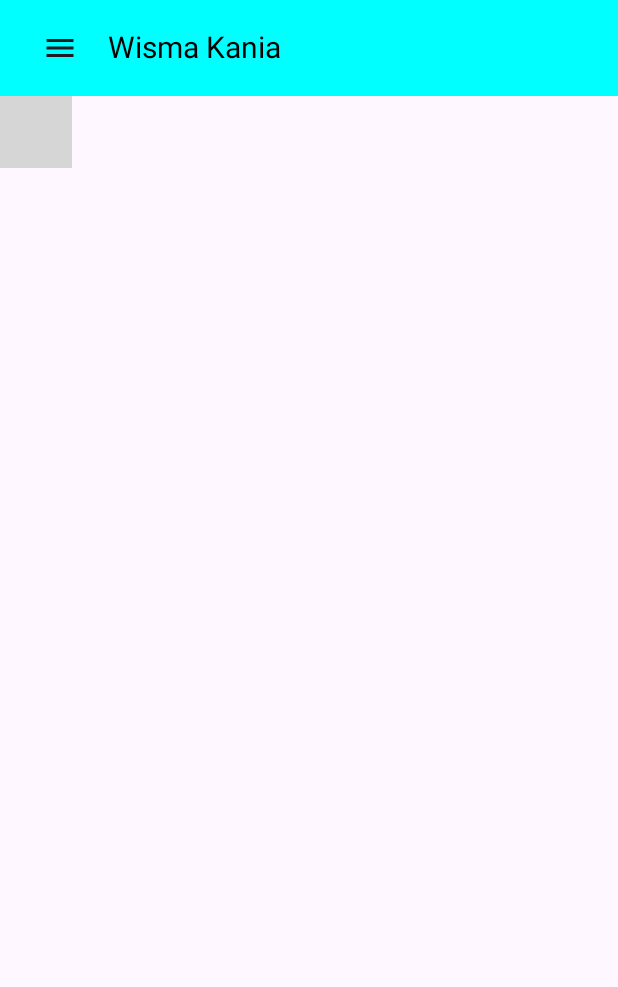
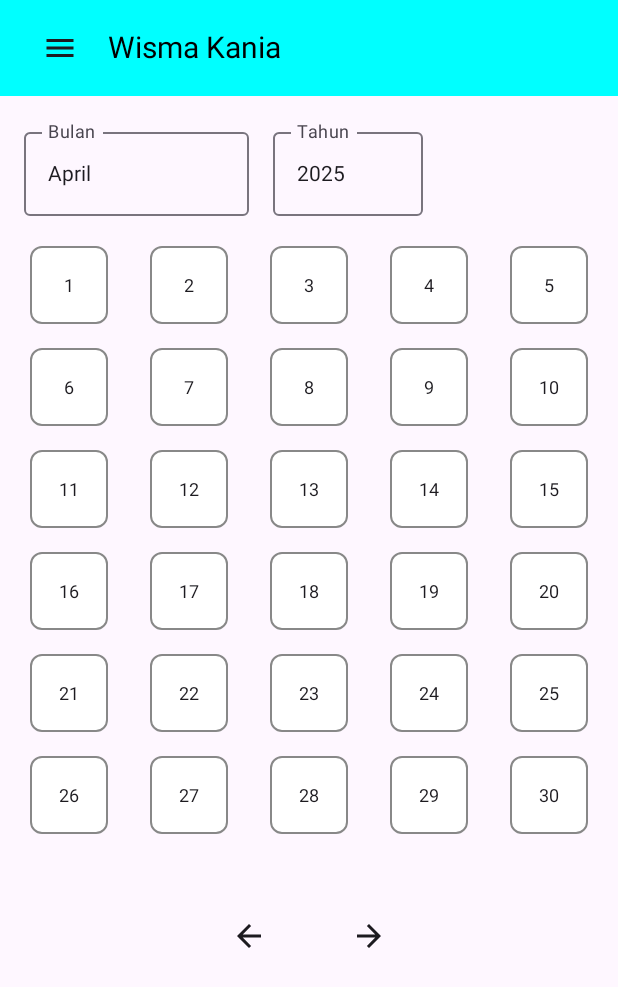
Before and after one commit to BimoChesta/Android---Membantu-Kost-wismakania, an Android app built with Jetpack Compose: the KelolaDataListrikScreen screen opened through its navigation route, on a phone screen of 412 x 824 dp. Shown: the top 987 px of the screen. Run offline under Robolectric (Android 15) with nearby library versions, the phone set to English and light mode, and no system bars; grey boxes are pictures that could not be loaded.

Commit message:
1.6 Menambahkan arrow untuk mengubah bulan

```diff
--- a/app/build.gradle.kts
+++ b/app/build.gradle.kts
@@ -49,6 +49,9 @@
     implementation(libs.androidx.ui.graphics)
     implementation(libs.androidx.ui.tooling.preview)
     implementation(libs.androidx.material3)
+    implementation (libs.androidx.material3.vlatestversion)
+    implementation (libs.androidx.material.icons.core)
+    implementation (libs.androidx.material.icons.extended)
     implementation(libs.androidx.navigation.compose)
     implementation (libs.material3)
     implementation (libs.ui.tooling.preview)
--- a/app/src/main/java/com/Screens/KelolaDataListrikScreen.kt
+++ b/app/src/main/java/com/Screens/KelolaDataListrikScreen.kt
@@ -1,14 +1,13 @@
-package com.Screens
+package com.screens
 
-import android.content.Context
-import android.os.Build
-import androidx.annotation.RequiresApi
 import androidx.compose.foundation.background
 import androidx.compose.foundation.border
 import androidx.compose.foundation.clickable
 import androidx.compose.foundation.layout.*
 import androidx.compose.foundation.shape.RoundedCornerShape
 import androidx.compose.material.icons.Icons
+import androidx.compose.material.icons.filled.ArrowBack
+import androidx.compose.material.icons.filled.ArrowForward
 import androidx.compose.material.icons.filled.Check
 import androidx.compose.material3.*
 import androidx.compose.runtime.*
@@ -19,31 +18,18 @@
 import androidx.compose.ui.text.style.TextAlign
 import androidx.compose.ui.unit.dp
 import androidx.compose.ui.unit.sp
-import androidx.datastore.preferences.core.edit
-import androidx.datastore.preferences.core.stringPreferencesKey
-import androidx.datastore.preferences.preferencesDataStore
-import com.google.gson.Gson
-import com.google.gson.reflect.TypeToken
-import kotlinx.coroutines.flow.first
+import com.bimo0064.project.data.DataStoreManager
+import com.bimo0064.project.model.DayData
 import kotlinx.coroutines.launch
 
-private val Context.dataStore by preferencesDataStore(name = "day_data_store")
-private val DAY_DATA_KEY = stringPreferencesKey("day_data_json")
-
-data class DayData(
-    val name: String,
-    val isPaid: Boolean
-)
-
-@RequiresApi(Build.VERSION_CODES.O)
-@OptIn(ExperimentalMaterial3Api::class)
 @Composable
-fun KelolaDataPListrikScreen() {
+fun KelolaDataListrikScreen() {
     val context = LocalContext.current
     val scope = rememberCoroutineScope()
+    val dataStoreManager = remember { DataStoreManager(context) }
 
-    var month by remember { mutableStateOf("Januari") }
-    var yearText by remember { mutableStateOf("2025") }
+    var month by remember { mutableStateOf("April") }
+    var year by remember { mutableStateOf(2025) }
     val dayDataMap = remember { mutableStateMapOf<String, DayData>() }
 
     var showDialog by remember { mutableStateOf(false) }
@@ -51,18 +37,10 @@
     var inputName by remember { mutableStateOf("") }
     var isPaid by remember { mutableStateOf(false) }
 
-    // Load DataStore on start
-    LaunchedEffect(Unit) {
-        val json = context.dataStore.data.first()[DAY_DATA_KEY]
-        json?.let {
-            val type = object : TypeToken<Map<String, DayData>>() {}.type
-            val map: Map<String, DayData> = Gson().fromJson(it, type)
-            dayDataMap.putAll(map)
-        }
+    LaunchedEffect(month, year) {
+        dayDataMap.clear()
+        dayDataMap.putAll(dataStoreManager.loadDayData(month, year.toString()))
     }
-
-    val daysInMonth = 31
-    var dayCounter = 1
 
     Column(
         modifier = Modifier
@@ -76,8 +54,12 @@
             )
             Spacer(modifier = Modifier.width(16.dp))
             OutlinedTextField(
-                value = yearText,
-                onValueChange = { yearText = it },
+                value = year.toString(),
+                onValueChange = {
+                    if (it.length <= 4 && it.all { char -> char.isDigit() }) {
+                        year = it.toInt()
+                    }
+                },
                 label = { Text("Tahun") },
                 modifier = Modifier.width(100.dp)
             )
@@ -85,33 +67,31 @@
 
         Spacer(modifier = Modifier.height(16.dp))
 
-        Column {
-            repeat(5) {
-                Row(modifier = Modifier.fillMaxWidth()) {
-                    repeat(7) {
-                        if (dayCounter <= daysInMonth) {
-                            val key = dayCounter.toString()
-                            DayBox(
-                                day = dayCounter,
-                                data = dayDataMap[key],
-                                onClick = {
-                                    selectedDay = dayCounter
-                                    inputName = dayDataMap[key]?.name ?: ""
-                                    isPaid = dayDataMap[key]?.isPaid ?: false
-                                    showDialog = true
-                                }
-                            )
-                            dayCounter++
-                        } else {
-                            Spacer(modifier = Modifier.weight(1f))
-                        }
-                    }
-                }
+        CalendarContent(
+            month = month,
+            year = year.toString(),
+            dayDataMap = dayDataMap,
+            onDayClicked = { day ->
+                selectedDay = day
+                inputName = dayDataMap[day.toString()]?.name ?: ""
+                isPaid = dayDataMap[day.toString()]?.isPaid ?: false
+                showDialog = true
             }
-        }
+        )
+
+        Spacer(modifier = Modifier.height(16.dp))
+
+        MonthNavigation(
+            month = month,
+            year = year,
+            onMonthYearChange = { newMonth, newYear ->
+                month = newMonth
+                year = newYear
+            }
+        )
     }
 
-    if (showDialog && selectedDay != null) {
+        if (showDialog && selectedDay != null) {
         InputNameDialog(
             selectedDay = selectedDay!!,
             inputName = inputName,
@@ -124,12 +104,9 @@
                         val key = day.toString()
                         dayDataMap[key] = DayData(inputName, isPaid)
 
-                        // Save ke DataStore
-                        val json = Gson().toJson(dayDataMap)
+                        // Simpan perubahan
                         scope.launch {
-                            context.dataStore.edit { prefs ->
-                                prefs[DAY_DATA_KEY] = json
-                            }
+                            dataStoreManager.saveDayData(month, year.toString(), dayDataMap)
                         }
                     }
                 }
@@ -137,6 +114,96 @@
             },
             onDismiss = { showDialog = false }
         )
+    }
+}
+
+@Composable
+fun MonthNavigation(
+    month: String,
+    year: Int,
+    onMonthYearChange: (String, Int) -> Unit
+) {
+    val months = listOf(
+        "Januari", "Februari", "Maret", "April", "Mei", "Juni",
+        "Juli", "Agustus", "September", "Oktober", "November", "Desember"
+    )
+
+    val currentIndex = months.indexOf(month)
+
+    Row(
+        modifier = Modifier
+            .fillMaxWidth()
+            .padding(16.dp),
+        horizontalArrangement = Arrangement.Center,
+        verticalAlignment = Alignment.CenterVertically
+    ) {
+        IconButton(onClick = {
+            val newIndex = (currentIndex - 1 + 12) % 12
+            val newMonth = months[newIndex]
+            val newYear = if (newIndex == 11) year - 1 else year
+            onMonthYearChange(newMonth, newYear)
+        }) {
+            Icon(
+                imageVector = Icons.Default.ArrowBack,
+                contentDescription = "Previous Month"
+            )
+        }
+
+        Spacer(modifier = Modifier.width(32.dp))
+
+        IconButton(onClick = {
+            val newIndex = (currentIndex + 1) % 12
+            val newMonth = months[newIndex]
+            val newYear = if (newIndex == 0) year + 1 else year
+            onMonthYearChange(newMonth, newYear)
+        }) {
+            Icon(
+                imageVector = Icons.Default.ArrowForward,
+                contentDescription = "Next Month"
+            )
+        }
+    }
+}
+
+
+@Composable
+private fun CalendarContent(
+    month: String,
+    year: String,
+    dayDataMap: Map<String, DayData>,
+    onDayClicked: (Int) -> Unit
+) {
+    val daysInMonth = getDaysInMonth(month, year)
+    val columns = 5
+    val rows = (daysInMonth + columns - 1) / columns
+
+    Column {
+        var dayCounter = 1
+        repeat(rows) {
+            Row(
+                modifier = Modifier.fillMaxWidth(),
+                horizontalArrangement = Arrangement.SpaceBetween
+            ) {
+                repeat(columns) {
+                    if (dayCounter <= daysInMonth) {
+                        val key = dayCounter.toString()
+                        DayBox(
+                            day = dayCounter,
+                            data = dayDataMap[key],
+                            onClick = { onDayClicked(dayCounter) }
+                        )
+                        dayCounter++
+                    } else {
+                        Spacer(
+                            modifier = Modifier
+                                .weight(1f)
+                                .height(60.dp)
+                        )
+                    }
+                }
+            }
+            Spacer(modifier = Modifier.height(8.dp))
+        }
     }
 }
 
@@ -149,12 +216,12 @@
     val bgColor = when {
         data?.isPaid == true -> Color.Red
         data != null -> Color.Cyan
-        else -> Color.Transparent
+        else -> Color.White
     }
 
     Box(
         modifier = Modifier
-            .size(55.dp)
+            .size(60.dp)
             .padding(4.dp)
             .background(color = bgColor, shape = RoundedCornerShape(8.dp))
             .border(1.dp, Color.Gray, RoundedCornerShape(8.dp))
@@ -168,7 +235,12 @@
                 fontSize = 12.sp
             )
             if (data?.isPaid == true) {
-                Icon(Icons.Default.Check, contentDescription = "Sudah Bayar", tint = Color.White)
+                Icon(
+                    imageVector = Icons.Default.Check,
+                    contentDescription = "Sudah Bayar",
+                    tint = Color.White,
+                    modifier = Modifier.size(16.dp)
+                )
             }
         }
     }
@@ -255,3 +327,17 @@
         }
     }
 }
+
+private fun getDaysInMonth(month: String, year: String): Int {
+    val yearInt = year.toIntOrNull() ?: 2025
+    return when (month) {
+        "Januari", "Maret", "Mei", "Juli", "Agustus", "Oktober", "Desember" -> 31
+        "April", "Juni", "September", "November" -> 30
+        "Februari" -> if (isLeapYear(yearInt)) 29 else 28
+        else -> 31
+    }
+}
+
+private fun isLeapYear(year: Int): Boolean {
+    return (year % 4 == 0 && year % 100 != 0) || (year % 400 == 0)
+}
--- a/app/src/main/java/com/bimo0064/project/MainActivity.kt
+++ b/app/src/main/java/com/bimo0064/project/MainActivity.kt
@@ -14,6 +14,8 @@
 import androidx.compose.material.icons.filled.ExitToApp
 import androidx.compose.material.icons.filled.Info
 import androidx.compose.material.icons.filled.Menu
+import androidx.compose.material.icons.filled.Person
+import androidx.compose.material.icons.filled.*
 import androidx.compose.material3.*
 import androidx.compose.runtime.*
 import androidx.compose.ui.Alignment
@@ -28,9 +30,9 @@
 import androidx.navigation.compose.composable
 import androidx.navigation.compose.rememberNavController
 import com.Screens.InformasiScreen
-import com.Screens.KelolaDataPListrikScreen
 import com.Screens.TambahPenghuniScreen
 import com.bimo0064.project.Screens.HomeScreen
+import com.screens.KelolaDataListrikScreen
 import kotlinx.coroutines.launch
 
 class MainActivity : ComponentActivity() {
@@ -102,7 +104,7 @@
         composable("home") { HomeScreen(navController) }
         composable("informasi") { InformasiScreen() }
         composable("tambah") { TambahPenghuniScreen() }
-        composable("listrik") { KelolaDataPListrikScreen() }
+        composable("listrik") { KelolaDataListrikScreen() }
     }
 }
 
@@ -110,8 +112,8 @@
 fun DrawerContent(onMenuClick: (String) -> Unit) {
     Column(
         modifier = Modifier
-            .fillMaxHeight() // Mengisi tinggi
-            .width(300.dp) // Mengatur lebar drawer menjadi setengah
+            .fillMaxHeight()
+            .width(300.dp)
             .padding(0.dp)
             .background(Color.White)
     ) {
@@ -145,8 +147,8 @@
         )
 
         DrawerItem("Informasi Kost", Icons.Default.Info) { onMenuClick("informasi") }
-        DrawerItem("Tambah Penghuni", Icons.Default.Info) { onMenuClick("tambah") }
-        DrawerItem("Kelola Data P.Listrik", Icons.Default.Info) { onMenuClick("listrik") }
+        DrawerItem("Tambah Penghuni", Icons.Default.Person) { onMenuClick("tambah") }
+        DrawerItem("Kelola Data P.Listrik", Icons.Default.Home) { onMenuClick("listrik") }
         DrawerItem("Logout", Icons.Default.ExitToApp) { onMenuClick("home") }
     }
 }
@@ -157,7 +159,7 @@
         modifier = Modifier
             .fillMaxWidth()
             .clickable { onClick() }
-            .padding(vertical = 12.dp),
+            .padding(horizontal = 16.dp, vertical = 12.dp),
         verticalAlignment = Alignment.CenterVertically
     ) {
         Icon(
--- /dev/null
+++ b/app/src/main/java/com/bimo0064/project/data/DataStoreManager.kt
@@ -0,0 +1,38 @@
+package com.bimo0064.project.data
+
+import android.content.Context
+import androidx.datastore.preferences.core.edit
+import androidx.datastore.preferences.core.stringPreferencesKey
+import androidx.datastore.preferences.preferencesDataStore
+import com.bimo0064.project.model.DayData
+import com.google.gson.Gson
+import kotlinx.coroutines.flow.first
+
+private val Context.dataStore by preferencesDataStore(name = "day_data_store")
+
+class DataStoreManager(private val context: Context) {
+
+    suspend fun saveDayData(month: String, year: String, dayDataMap: Map<String, DayData>) {
+        val key = generateKey(month, year)
+        val json = Gson().toJson(dayDataMap)
+        context.dataStore.edit { preferences ->
+            preferences[stringPreferencesKey(key)] = json
+        }
+    }
+
+    suspend fun loadDayData(month: String, year: String): Map<String, DayData> {
+        val key = generateKey(month, year)
+        val preferences = context.dataStore.data.first()
+        val json = preferences[stringPreferencesKey(key)] ?: return emptyMap()
+        val type = com.google.gson.reflect.TypeToken.getParameterized(
+            Map::class.java,
+            String::class.java,
+            DayData::class.java
+        ).type
+        return Gson().fromJson(json, type)
+    }
+
+    private fun generateKey(month: String, year: String): String {
+        return "${month}_${year}"
+    }
+}
--- /dev/null
+++ b/app/src/main/java/com/bimo0064/project/model/DayData.kt
@@ -0,0 +1,6 @@
+package com.bimo0064.project.model
+
+data class DayData(
+    val name: String,
+    val isPaid: Boolean
+)
--- a/gradle/libs.versions.toml
+++ b/gradle/libs.versions.toml
@@ -11,6 +11,9 @@
 activityCompose = "1.10.1"
 composeBom = "2024.04.01"
 material3 = "1.3.2"
+material3Version = "<latest-version>"
+materialIconsCore = "<latest-version>"
+materialIconsExtended = "<latest-version>"
 navigationCompose = "2.8.9"
 navigationComposeVersion = "2.4.0"
 uiToolingPreview = "1.7.8"
@@ -18,6 +21,9 @@
 [libraries]
 androidx-core-ktx = { group = "androidx.core", name = "core-ktx", version.ref = "coreKtx" }
 androidx-datastore-preferences = { module = "androidx.datastore:datastore-preferences", version.ref = "datastorePreferences" }
+androidx-material-icons-core = { module = "androidx.compose.material:material-icons-core", version.ref = "materialIconsCore" }
+androidx-material-icons-extended = { module = "androidx.compose.material:material-icons-extended", version.ref = "materialIconsExtended" }
+androidx-material3-vlatestversion = { module = "androidx.compose.material3:material3", version.ref = "material3Version" }
 androidx-navigation-compose-v240 = { module = "androidx.navigation:navigation-compose", version.ref = "navigationComposeVersion" }
 gson = { module = "com.google.code.gson:gson", version.ref = "gson" }
 junit = { group = "junit", name = "junit", version.ref = "junit" }
```
